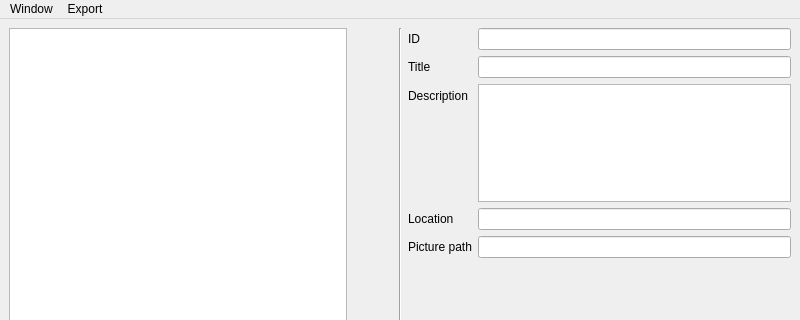
The window that OTModules/wBugDoc/wbugdoc.ui (pietr26/OMSI-Tools) describes before a commit, drawn with Qt 5; both pictures show x 0 to 800 and y 0 to 320 of the 800 by 600 pixel window.
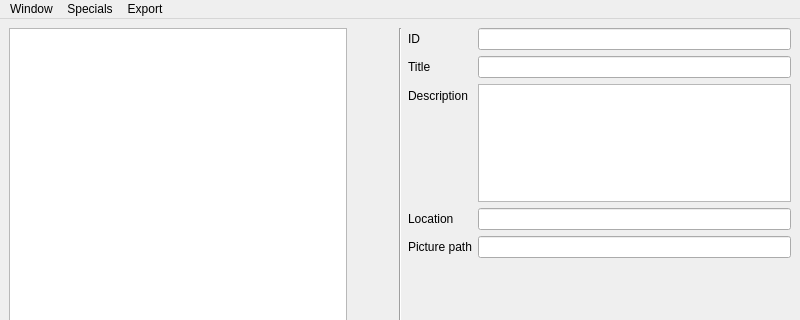
The same window after the commit. Icons and pictures are not drawn.

Patch:
```diff
--- a/OTModules/wBugDoc/wbugdoc.ui
+++ b/OTModules/wBugDoc/wbugdoc.ui
@@ -260,7 +260,14 @@
     </property>
     <addaction name="actionHTML"/>
    </widget>
+   <widget class="QMenu" name="menuSpecials">
+    <property name="title">
+     <string>Specials</string>
+    </property>
+    <addaction name="actionPreferences"/>
+   </widget>
    <addaction name="menuBugDoc"/>
+   <addaction name="menuSpecials"/>
    <addaction name="menuExport"/>
   </widget>
   <widget class="QStatusBar" name="statusbar"/>
```
Left out of the diff: 27 changed lines with no effect on the pictures. Lines whose indentation alone changed are shown as unchanged.
